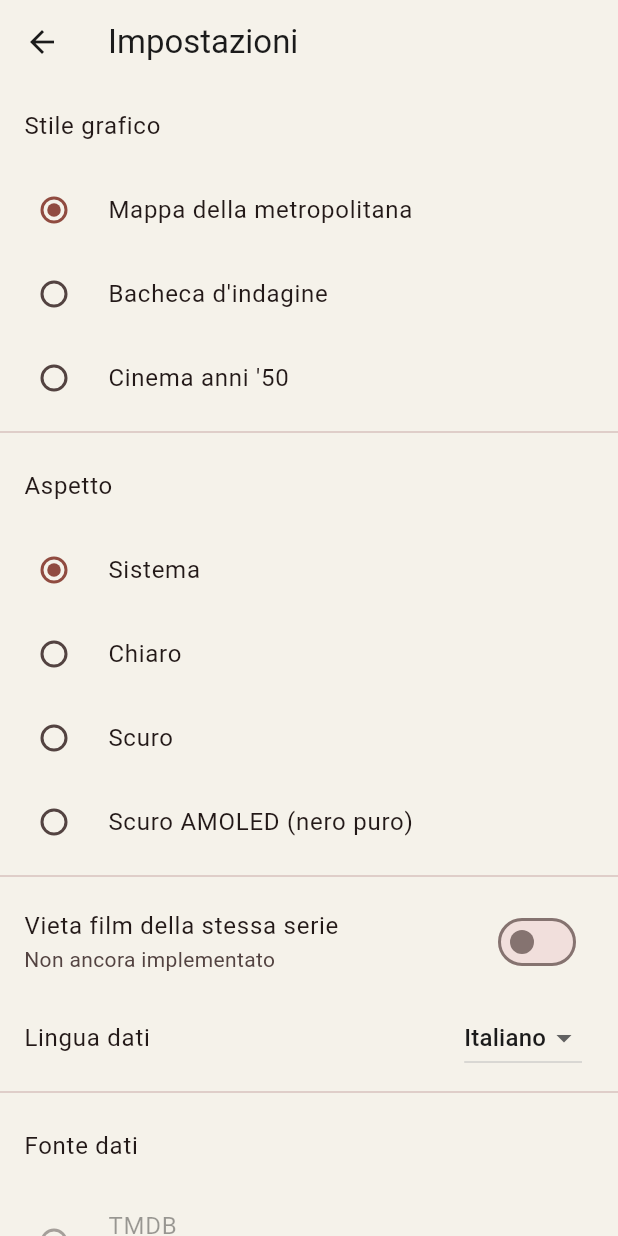
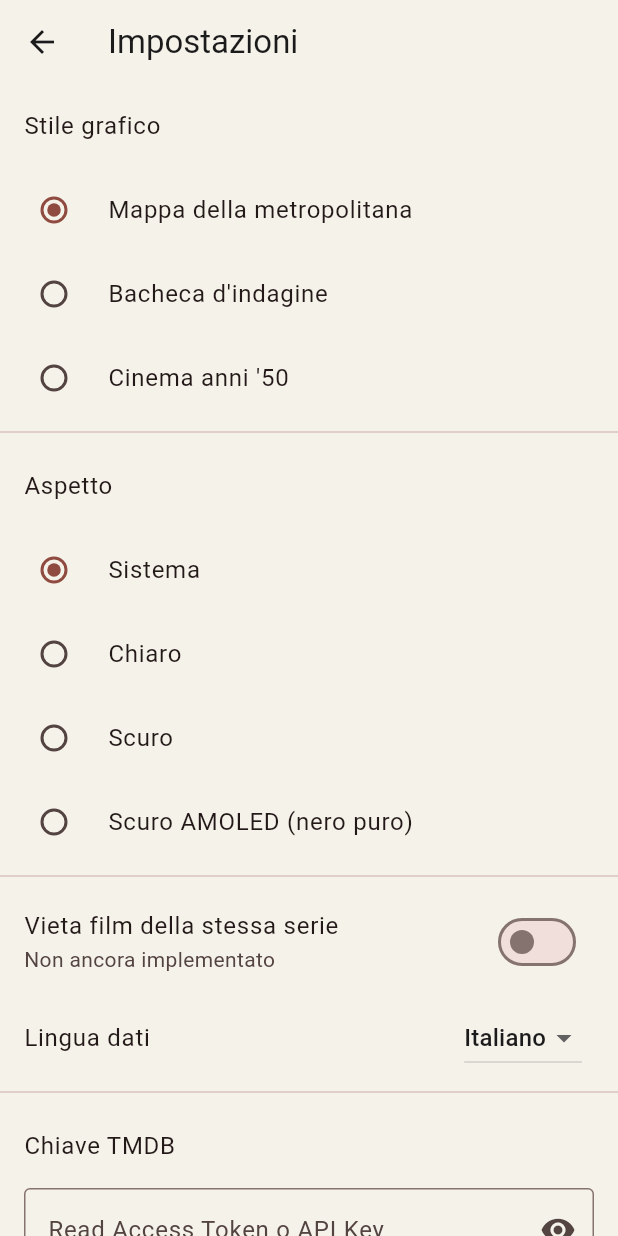
Before and after one commit to ZenigataBloch/Kino_Oracle, a Flutter app: the screen it shows after launch, after a tap on the "settings" icon, on a phone screen of 412 x 824 dp. Run offline on Flutter 3.47's test engine with Material 3 defaults, Android fonts, the phone set to English and light mode, and no system bars; our stand-ins replace shared_preferences.

Commit message:
rimosso WikiData, vari update

```diff
--- a/lib/data/data_source.dart
+++ b/lib/data/data_source.dart
@@ -1,8 +1,5 @@
 import '../models/models.dart';
 import 'tmdb.dart';
-import 'wikidata.dart';
-
-enum SourceId { tmdb, wikidata }
 
 /// Interfaccia comune: il gioco non sa da dove arrivano i dati.
 abstract class DataSource {
@@ -15,33 +12,4 @@ abstract class DataSource {
   Future<Person?> randomPerson();
 }
 
-/// Nomi tra cui sceglie "Scegli per me" quando la fonte non ha una classifica di popolarità.
-const famousActors = [
-  'Tom Hanks', 'Meryl Streep', 'Denzel Washington', 'Al Pacino', 'Scarlett Johansson',
-  'Brad Pitt', 'Cate Blanchett', 'Robert De Niro', 'Julia Roberts', 'Leonardo DiCaprio',
-  'Sophia Loren', 'Marcello Mastroianni', 'Toni Servillo', 'Monica Bellucci', 'Kevin Bacon',
-  'Morgan Freeman', 'Jack Nicholson', 'Anthony Hopkins', 'Harrison Ford', 'Samuel L. Jackson',
-  'Nicole Kidman', 'Sandra Bullock', 'Angelina Jolie', 'Johnny Depp', 'Keanu Reeves',
-  'Matt Damon', 'Ben Affleck', 'George Clooney', 'Christian Bale', 'Natalie Portman',
-  'Emma Stone', 'Ryan Gosling', 'Margot Robbie', 'Joaquin Phoenix', 'Jennifer Lawrence',
-  'Anne Hathaway', 'Hugh Jackman', 'Tom Cruise', 'Bruce Willis', 'Sylvester Stallone',
-  'Arnold Schwarzenegger', 'Clint Eastwood', 'Dustin Hoffman', 'Robin Williams', 'Michael Caine',
-  'Ian McKellen', 'Judi Dench', 'Helen Mirren', 'Kate Winslet', 'Emma Thompson',
-  'Colin Firth', 'Ralph Fiennes', 'Daniel Day-Lewis', 'Gary Oldman', 'Tilda Swinton',
-  'Charlize Theron', 'Halle Berry', 'Will Smith', 'Eddie Murphy', 'Jim Carrey',
-  'Adam Sandler', 'Ben Stiller', 'Owen Wilson', 'Bill Murray', 'Steve Carell',
-  'Jake Gyllenhaal', 'Mark Wahlberg', 'Christoph Waltz', 'Javier Bardem', 'Penélope Cruz',
-  'Antonio Banderas', 'Gael García Bernal', 'Marion Cotillard', 'Juliette Binoche', 'Jean Reno',
-  'Catherine Deneuve', 'Gérard Depardieu', 'Audrey Tautou', 'Vincent Cassel', 'Léa Seydoux',
-  'Isabella Rossellini', 'Roberto Benigni', 'Alberto Sordi', 'Totò', 'Vittorio Gassman',
-  'Anna Magnani', 'Gina Lollobrigida', 'Claudia Cardinale', 'Giancarlo Giannini', 'Silvio Orlando',
-  'Pierfrancesco Favino', 'Elio Germano', 'Valeria Golino', 'Kim Rossi Stuart', 'Alba Rohrwacher',
-  'Toshiro Mifune', 'Ken Watanabe', 'Song Kang-ho', 'Michelle Yeoh', 'Jackie Chan',
-  'Audrey Hepburn', 'Marilyn Monroe', 'Humphrey Bogart', 'Cary Grant', 'Marlon Brando',
-];
-
-/// True se l'app e' stata avviata con --dart-define=TMDB_TOKEN=...
-const hasTmdbKey = String.fromEnvironment('TMDB_TOKEN') != '';
-
-DataSource makeSource(SourceId id, String locale) =>
-    id == SourceId.tmdb && hasTmdbKey ? Tmdb(locale) : Wikidata(locale);
+DataSource makeSource(String locale, String token) => Tmdb(locale, token);
--- a/lib/data/tmdb.dart
+++ b/lib/data/tmdb.dart
@@ -5,12 +5,12 @@ import '../models/models.dart';
 import 'data_source.dart';
 
 /// Client TMDB. Accetta sia il "Read Access Token" (v4, inizia con eyJ)
-/// sia la "API Key" (v3), passati con --dart-define=TMDB_TOKEN=...
+/// sia la "API Key" (v3). La chiave arriva dalle Impostazioni dell'app.
 class Tmdb implements DataSource {
-  static const _key = String.fromEnvironment('TMDB_TOKEN');
   static const _base = 'https://api.themoviedb.org/3';
   final String lang;
-  Tmdb(this.lang);
+  final String _key;
+  Tmdb(this.lang, this._key);
 
   final _movieCast = <int, Set<int>>{};
   final _personMovies = <int, Set<int>>{};
@@ -23,6 +23,7 @@ class Tmdb implements DataSource {
       ...q,
     });
     final r = await http.get(uri, headers: bearer ? {'Authorization': 'Bearer $_key'} : {});
+    if (r.statusCode == 401) throw Exception('Chiave TMDB non valida (401)');
     if (r.statusCode != 200) throw Exception('TMDB ${r.statusCode}');
     return jsonDecode(r.body) as Map<String, dynamic>;
   }
--- a/lib/ui/home_screen.dart
+++ b/lib/ui/home_screen.dart
@@ -3,6 +3,8 @@ import '../data/data_source.dart';
 import '../game/board_state.dart';
 import '../main.dart';
 import '../models/models.dart';
+import '../theme/kino_theme.dart';
+import '../update/updater.dart';
 import 'board_screen.dart';
 import 'history_screen.dart';
 import 'settings_screen.dart';
@@ -14,9 +16,18 @@ class HomeScreen extends StatefulWidget {
 }
 
 class _HomeScreenState extends State<HomeScreen> {
-  DataSource data = makeSource(settings.source, settings.lang);
+  DataSource data = makeSource(settings.lang, settings.tmdbKey);
   final picks = <Person?>[null, null];
   final _keys = [UniqueKey(), UniqueKey()];
+
+  @override
+  void initState() {
+    super.initState();
+    // Su Android propone di scaricare l'APK se su GitHub c'e una versione piu nuova.
+    WidgetsBinding.instance.addPostFrameCallback((_) {
+      if (mounted) Updater.check(context);
+    });
+  }
 
   /// Azzera i due attori scelti (e i relativi campi di testo).
   void _reset() => setState(() {
@@ -47,9 +58,12 @@ class _HomeScreenState extends State<HomeScreen> {
         });
         return;
       }
-    } catch (_) {
+    } catch (e) {
       if (!mounted) return;
-      ScaffoldMessenger.of(context).showSnackBar(const SnackBar(content: Text('Errore di rete, riprova')));
+      final msg = e.toString().contains('401')
+          ? 'Chiave TMDB non valida: controllala nelle Impostazioni'
+          : 'Errore di rete, riprova';
+      ScaffoldMessenger.of(context).showSnackBar(SnackBar(content: Text(msg)));
     }
   }
 
@@ -64,11 +78,15 @@ class _HomeScreenState extends State<HomeScreen> {
     if ((done == true || game.solved) && mounted) _reset();
   }
 
+  // Si ricostruisce quando cambiano le impostazioni (anche la chiave TMDB).
   @override
-  Widget build(BuildContext context) {
+  Widget build(BuildContext context) =>
+      ListenableBuilder(listenable: settings, builder: (_, __) => _page(context));
+
+  Widget _page(BuildContext context) {
     final spec = settings.spec;
-    data = makeSource(settings.source, settings.lang);
-    final ready = picks[0] != null && picks[1] != null && picks[0]!.id != picks[1]!.id;
+    data = makeSource(settings.lang, settings.tmdbKey);
+    final ready = settings.hasKey && picks[0] != null && picks[1] != null && picks[0]!.id != picks[1]!.id;
     return Scaffold(
       appBar: AppBar(
         backgroundColor: spec.bg,
@@ -97,6 +115,7 @@ class _HomeScreenState extends State<HomeScreen> {
             ]),
             const SizedBox(height: 8),
             const Text('Scegli due attori e collegali attraverso i film'),
+            if (!settings.hasKey) _keyBanner(spec),
             const SizedBox(height: 32),
             Wrap(spacing: 24, runSpacing: 24, alignment: WrapAlignment.center, children: [
               for (var i = 0; i < 2; i++) _slot(i),
@@ -119,6 +138,26 @@ class _HomeScreenState extends State<HomeScreen> {
       ),
     );
   }
+
+  /// Senza chiave TMDB non si puo giocare: rimanda alle Impostazioni.
+  Widget _keyBanner(StyleSpec spec) => Container(
+        constraints: const BoxConstraints(maxWidth: 420),
+        margin: const EdgeInsets.only(top: 20),
+        padding: const EdgeInsets.all(14),
+        decoration: BoxDecoration(
+          color: spec.accent.withOpacity(.12),
+          borderRadius: BorderRadius.circular(12),
+          border: Border.all(color: spec.accent.withOpacity(.4)),
+        ),
+        child: Column(mainAxisSize: MainAxisSize.min, children: [
+          const Text('Per giocare serve una chiave TMDB (gratuita).', textAlign: TextAlign.center),
+          const SizedBox(height: 10),
+          FilledButton.tonal(
+            onPressed: () => Navigator.push(context, MaterialPageRoute(builder: (_) => const SettingsScreen())),
+            child: const Text('Apri le impostazioni'),
+          ),
+        ]),
+      );
 
   Widget _slot(int i) {
     final p = picks[i];
@@ -166,7 +205,7 @@ class _HomeScreenState extends State<HomeScreen> {
           key: _keys[i],
           initialValue: TextEditingValue(text: p?.name ?? ''),
           displayStringForOption: (o) => o.name,
-          optionsBuilder: (v) async => v.text.length < 2 ? const <Person>[] : (await data.searchPeople(v.text)).take(6),
+          optionsBuilder: (v) async => !settings.hasKey || v.text.length < 2 ? const <Person>[] : (await data.searchPeople(v.text)).take(6),
           onSelected: (o) => setState(() => picks[i] = o),
           fieldViewBuilder: (_, ctl, focus, submit) => TextField(
             controller: ctl,
@@ -174,7 +213,7 @@ class _HomeScreenState extends State<HomeScreen> {
             decoration: InputDecoration(labelText: 'Attore ${i + 1}', border: const OutlineInputBorder()),
           ),
         ),
-        TextButton(onPressed: () => _random(i), child: const Text('Scegli per me')),
+        TextButton(onPressed: settings.hasKey ? () => _random(i) : null, child: const Text('Scegli per me')),
       ]),
     );
   }
--- a/lib/ui/settings_screen.dart
+++ b/lib/ui/settings_screen.dart
@@ -1,6 +1,5 @@
 import 'package:flutter/material.dart';
 import '../main.dart';
-import '../data/data_source.dart';
 import '../theme/kino_theme.dart';
 
 class SettingsScreen extends StatelessWidget {
@@ -52,22 +51,69 @@ class SettingsScreen extends StatelessWidget {
               ),
             ),
             const Divider(),
-            const ListTile(title: Text('Fonte dati')),
-            RadioListTile<SourceId>(
-              value: SourceId.tmdb,
-              groupValue: settings.source,
-              title: const Text('TMDB'),
-              subtitle: Text(hasTmdbKey ? 'Cast e foto piu completi' : 'Avvia l\'app con TMDB_TOKEN per abilitarla'),
-              onChanged: hasTmdbKey ? (v) => settings.update(source: v) : null,
-            ),
-            RadioListTile<SourceId>(
-              value: SourceId.wikidata,
-              groupValue: settings.source,
-              title: const Text('Wikidata'),
-              subtitle: const Text('Libera, senza chiave'),
-              onChanged: (v) => settings.update(source: v),
+            const ListTile(title: Text('Chiave TMDB')),
+            const _TokenTile(),
+            const Padding(
+              padding: EdgeInsets.fromLTRB(16, 8, 16, 24),
+              child: Text(
+                'This product uses the TMDB API but is not endorsed or certified by TMDB.',
+                style: TextStyle(fontSize: 12),
+              ),
             ),
           ]),
         ),
       );
 }
+
+/// Campo per incollare la chiave TMDB: "Read Access Token" (v4, inizia con eyJ) o "API Key" (v3).
+class _TokenTile extends StatefulWidget {
+  const _TokenTile();
+  @override
+  State<_TokenTile> createState() => _TokenTileState();
+}
+
+class _TokenTileState extends State<_TokenTile> {
+  late final _ctl = TextEditingController(text: settings.tmdbToken);
+  bool _hide = true;
+
+  @override
+  void dispose() {
+    _ctl.dispose();
+    super.dispose();
+  }
+
+  void _save() {
+    FocusScope.of(context).unfocus();
+    settings.update(tmdbToken: _ctl.text.trim());
+    ScaffoldMessenger.of(context).showSnackBar(
+      SnackBar(content: Text(_ctl.text.trim().isEmpty ? 'Chiave rimossa' : 'Chiave salvata')),
+    );
+  }
+
+  @override
+  Widget build(BuildContext context) => Padding(
+        padding: const EdgeInsets.fromLTRB(16, 0, 16, 8),
+        child: Column(crossAxisAlignment: CrossAxisAlignment.start, children: [
+          TextField(
+            controller: _ctl,
+            obscureText: _hide,
+            autocorrect: false,
+            enableSuggestions: false,
+            onSubmitted: (_) => _save(),
+            decoration: InputDecoration(
+              labelText: 'Read Access Token o API Key',
+              helperText: 'Gratis su themoviedb.org: Impostazioni > API',
+              helperMaxLines: 2,
+              border: const OutlineInputBorder(),
+              suffixIcon: IconButton(
+                tooltip: _hide ? 'Mostra' : 'Nascondi',
+                icon: Icon(_hide ? Icons.visibility : Icons.visibility_off),
+                onPressed: () => setState(() => _hide = !_hide),
+              ),
+            ),
+          ),
+          const SizedBox(height: 8),
+          Align(alignment: Alignment.centerRight, child: FilledButton(onPressed: _save, child: const Text('Salva'))),
+        ]),
+      );
+}
--- a/pubspec.yaml
+++ b/pubspec.yaml
@@ -8,7 +8,9 @@ dependencies:
   flutter:
     sdk: flutter
   http: ^1.2.0
+  package_info_plus: ^10.2.2
   shared_preferences: ^2.2.0
+  url_launcher: ^6.3.3
 dev_dependencies:
   flutter_test:
     sdk: flutter
```
Also changed, not shown: lib/data/wikidata.dart (deleted, +0 -147 lines), lib/theme/kino_theme.dart (+12 -6 lines), pubspec.lock, 2 other files.
